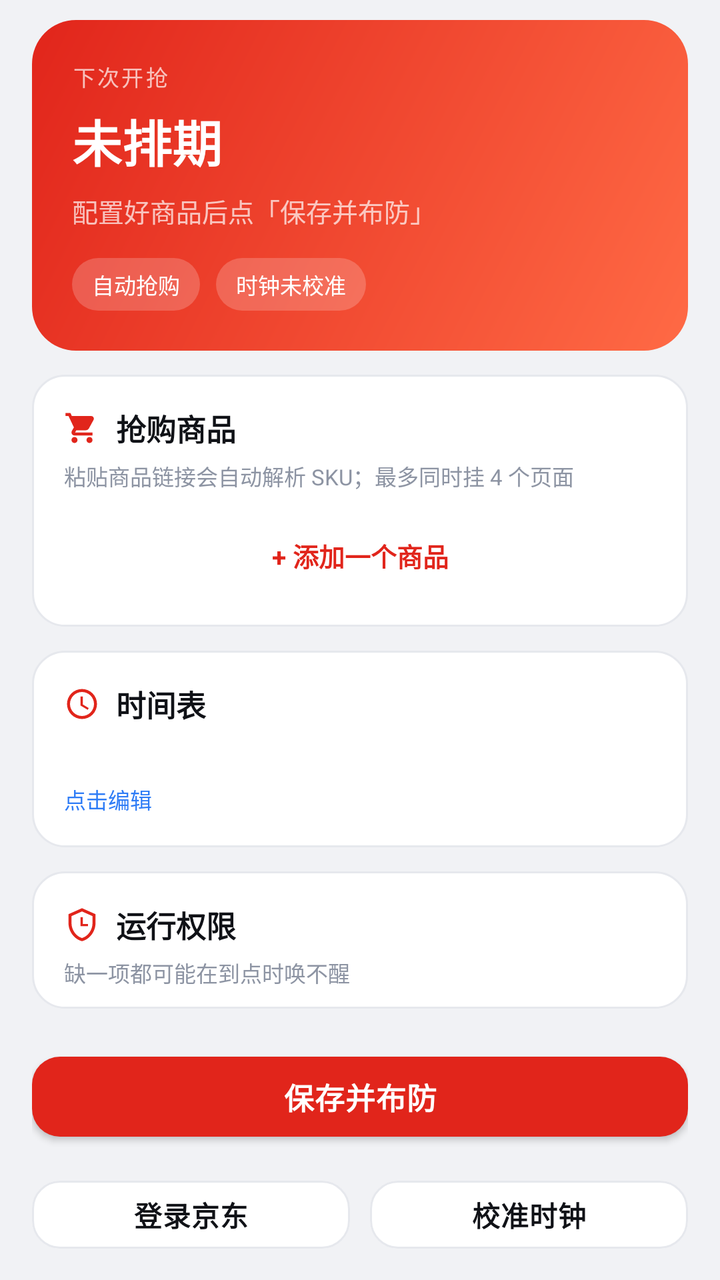
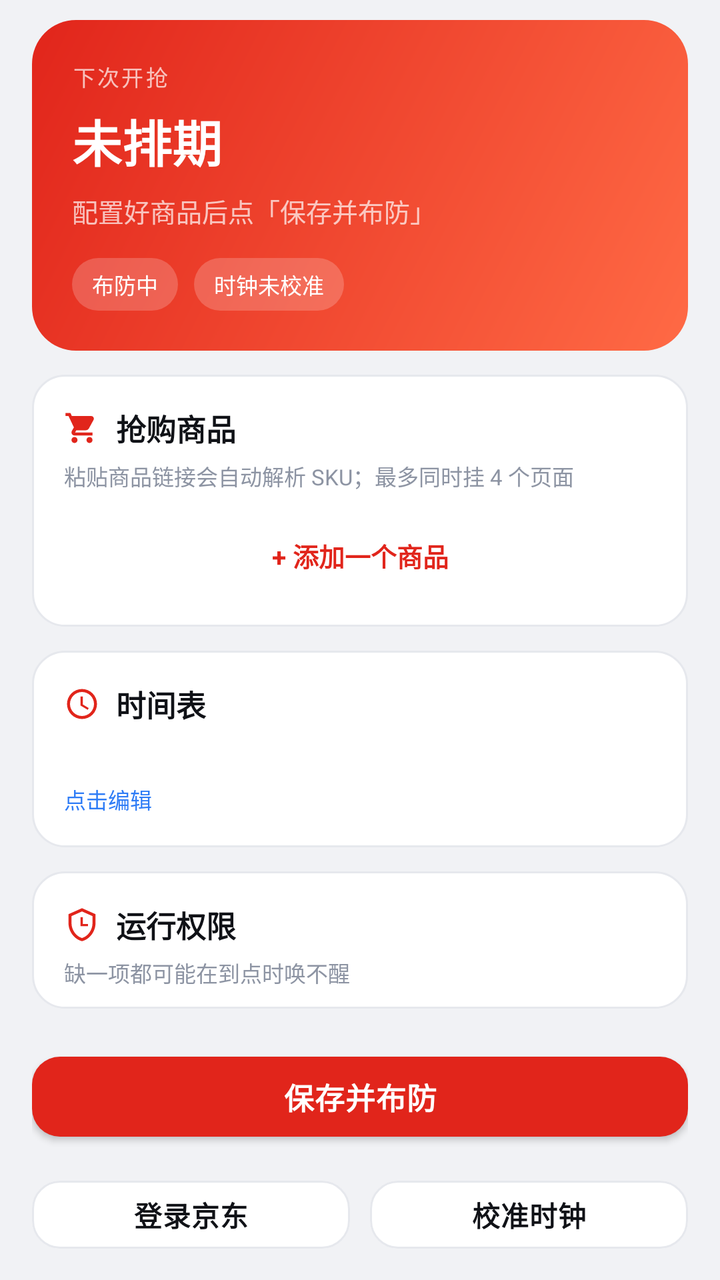

Before-and-after screenshots of an Android layout around one commit, followed by the original layout XML and the change that was made.
<!-- AndroidManifest.xml: application theme Theme.JdSniper -->
<!-- res/layout/activity_main.xml -->
<?xml version="1.0" encoding="utf-8"?>
<ScrollView xmlns:android="http://schemas.android.com/apk/res/android"
    android:layout_width="match_parent"
    android:layout_height="match_parent"
    android:background="@color/bg"
    android:clipToPadding="false"
    android:fillViewport="true"
    android:scrollbars="none">

    <LinearLayout
        android:layout_width="match_parent"
        android:layout_height="wrap_content"
        android:orientation="vertical"
        android:paddingStart="16dp"
        android:paddingTop="10dp"
        android:paddingEnd="16dp"
        android:paddingBottom="28dp">

        
        <LinearLayout
            android:layout_width="match_parent"
            android:layout_height="wrap_content"
            android:background="@drawable/bg_header"
            android:orientation="vertical"
            android:padding="20dp">

            <TextView
                android:layout_width="wrap_content"
                android:layout_height="wrap_content"
                android:letterSpacing="0.1"
                android:text="@string/next_label"
                android:textColor="@color/white_70"
                android:textSize="11sp" />

            <TextView
                android:id="@+id/tvNextTime"
                android:layout_width="match_parent"
                android:layout_height="wrap_content"
                android:layout_marginTop="6dp"
                android:includeFontPadding="false"
                android:text="@string/next_event_none"
                android:textColor="#FFFFFF"
                android:textSize="25sp"
                android:textStyle="bold" />

            <TextView
                android:id="@+id/tvCountdown"
                android:layout_width="match_parent"
                android:layout_height="wrap_content"
                android:layout_marginTop="7dp"
                android:text="@string/next_empty_hint"
                android:textColor="@color/white_70"
                android:textSize="13sp" />

            <LinearLayout
                android:layout_width="match_parent"
                android:layout_height="wrap_content"
                android:layout_marginTop="14dp"
                android:orientation="horizontal">

                <TextView
                    android:id="@+id/tvModePill"
                    android:layout_width="wrap_content"
                    android:layout_height="wrap_content"
                    android:background="@drawable/bg_pill_white"
                    android:paddingStart="10dp"
                    android:paddingTop="5dp"
                    android:paddingEnd="10dp"
                    android:paddingBottom="5dp"
                    android:text="@string/pill_auto"
                    android:textColor="#FFFFFF"
                    android:textSize="11sp" />

                <TextView
                    android:id="@+id/tvClockPill"
                    android:layout_width="wrap_content"
                    android:layout_height="wrap_content"
                    android:layout_marginStart="8dp"
                    android:background="@drawable/bg_pill_white"
                    android:paddingStart="10dp"
                    android:paddingTop="5dp"
                    android:paddingEnd="10dp"
                    android:paddingBottom="5dp"
                    android:text="@string/pill_clock_bad"
                    android:textColor="#FFFFFF"
                    android:textSize="11sp" />
            </LinearLayout>
        </LinearLayout>

        
        <LinearLayout
            android:layout_width="match_parent"
            android:layout_height="wrap_content"
            android:layout_marginTop="12dp"
            android:background="@drawable/bg_card"
            android:orientation="vertical"
            android:padding="16dp">

            <LinearLayout
                android:layout_width="match_parent"
                android:layout_height="wrap_content"
                android:gravity="center_vertical"
                android:orientation="horizontal">

                <ImageView
                    android:layout_width="18dp"
                    android:layout_height="18dp"
                    android:contentDescription="@string/item_title"
                    android:src="@drawable/ic_cart"
                    android:tint="@color/brand_red" />

                <TextView
                    style="@style/Text.SectionTitle"
                    android:layout_width="0dp"
                    android:layout_height="wrap_content"
                    android:layout_marginStart="8dp"
                    android:layout_weight="1"
                    android:text="@string/item_title" />

                <TextView
                    android:id="@+id/tvItemCount"
                    style="@style/Text.Caption"
                    android:layout_width="wrap_content"
                    android:layout_height="wrap_content" />
            </LinearLayout>

            <TextView
                style="@style/Text.Caption"
                android:layout_width="match_parent"
                android:layout_height="wrap_content"
                android:layout_marginTop="5dp"
                android:text="@string/item_hint" />

            <LinearLayout
                android:id="@+id/itemBox"
                android:layout_width="match_parent"
                android:layout_height="wrap_content"
                android:layout_marginTop="2dp"
                android:orientation="vertical" />

            <TextView
                android:id="@+id/tvAddItem"
                android:layout_width="match_parent"
                android:layout_height="wrap_content"
                android:layout_marginTop="10dp"
                android:background="?attr/selectableItemBackground"
                android:gravity="center"
                android:paddingTop="10dp"
                android:paddingBottom="10dp"
                android:text="@string/item_add"
                android:textColor="@color/brand_red"
                android:textSize="13sp"
                android:textStyle="bold" />
        </LinearLayout>

        
        <LinearLayout
            android:id="@+id/cardSchedule"
            android:layout_width="match_parent"
            android:layout_height="wrap_content"
            android:layout_marginTop="12dp"
            android:background="@drawable/bg_card"
            android:clickable="true"
            android:focusable="true"
            android:foreground="?attr/selectableItemBackground"
            android:orientation="vertical"
            android:padding="16dp">

            <LinearLayout
                android:layout_width="match_parent"
                android:layout_height="wrap_content"
                android:gravity="center_vertical"
                android:orientation="horizontal">

                <ImageView
                    android:layout_width="18dp"
                    android:layout_height="18dp"
                    android:contentDescription="@string/schedule_title"
                    android:src="@drawable/ic_clock"
                    android:tint="@color/brand_red" />

                <TextView
                    style="@style/Text.SectionTitle"
                    android:layout_width="0dp"
                    android:layout_height="wrap_content"
                    android:layout_marginStart="8dp"
                    android:layout_weight="1"
                    android:text="@string/schedule_title" />

                <TextView
                    android:id="@+id/tvScheduleCount"
                    style="@style/Text.Caption"
                    android:layout_width="wrap_content"
                    android:layout_height="wrap_content" />
            </LinearLayout>

            <TextView
                android:id="@+id/tvSchedulePreview"
                style="@style/Text.Body"
                android:layout_width="match_parent"
                android:layout_height="wrap_content"
                android:layout_marginTop="7dp"
                android:lineSpacingExtra="2dp" />

            <TextView
                android:layout_width="wrap_content"
                android:layout_height="wrap_content"
                android:layout_marginTop="6dp"
                android:text="@string/schedule_edit"
                android:textColor="@color/info_blue"
                android:textSize="11sp" />
        </LinearLayout>

        
        <LinearLayout
            android:layout_width="match_parent"
            android:layout_height="wrap_content"
            android:layout_marginTop="12dp"
            android:background="@drawable/bg_card"
            android:orientation="vertical"
            android:paddingStart="16dp"
            android:paddingTop="16dp"
            android:paddingEnd="16dp"
            android:paddingBottom="8dp">

            <LinearLayout
                android:layout_width="match_parent"
                android:layout_height="wrap_content"
                android:gravity="center_vertical"
                android:orientation="horizontal">

                <ImageView
                    android:layout_width="18dp"
                    android:layout_height="18dp"
                    android:contentDescription="@string/perm_title"
                    android:src="@drawable/ic_shield"
                    android:tint="@color/brand_red" />

                <TextView
                    style="@style/Text.SectionTitle"
                    android:layout_width="0dp"
                    android:layout_height="wrap_content"
                    android:layout_marginStart="8dp"
                    android:layout_weight="1"
                    android:text="@string/perm_title" />

                <TextView
                    android:id="@+id/tvPermCount"
                    style="@style/Text.Caption"
                    android:layout_width="wrap_content"
                    android:layout_height="wrap_content" />
            </LinearLayout>

            <TextView
                style="@style/Text.Caption"
                android:layout_width="match_parent"
                android:layout_height="wrap_content"
                android:layout_marginTop="5dp"
                android:text="@string/perm_hint" />

            <LinearLayout
                android:id="@+id/permBox"
                android:layout_width="match_parent"
                android:layout_height="wrap_content"
                android:layout_marginTop="2dp"
                android:orientation="vertical" />
        </LinearLayout>

        <com.google.android.material.button.MaterialButton
            android:id="@+id/btnSave"
            android:layout_width="match_parent"
            android:layout_height="wrap_content"
            android:layout_marginTop="18dp"
            android:text="@string/btn_save" />

        <LinearLayout
            android:layout_width="match_parent"
            android:layout_height="wrap_content"
            android:layout_marginTop="10dp"
            android:orientation="horizontal">

            <com.google.android.material.button.MaterialButton
                android:id="@+id/btnLogin"
                style="@style/Widget.JdSniper.Button.Outlined"
                android:layout_width="0dp"
                android:layout_height="wrap_content"
                android:layout_weight="1"
                android:text="@string/btn_login" />

            <com.google.android.material.button.MaterialButton
                android:id="@+id/btnSync"
                style="@style/Widget.JdSniper.Button.Outlined"
                android:layout_width="0dp"
                android:layout_height="wrap_content"
                android:layout_marginStart="10dp"
                android:layout_weight="1"
                android:text="@string/btn_sync" />
        </LinearLayout>

        <LinearLayout
            android:layout_width="match_parent"
            android:layout_height="wrap_content"
            android:layout_marginTop="6dp"
            android:orientation="horizontal">

            <com.google.android.material.button.MaterialButton
                android:id="@+id/btnPrewarm"
                style="@style/Widget.JdSniper.Button.Text"
                android:layout_width="0dp"
                android:layout_height="wrap_content"
                android:layout_weight="1"
                android:text="@string/btn_prewarm" />

            <com.google.android.material.button.MaterialButton
                android:id="@+id/btnLog"
                style="@style/Widget.JdSniper.Button.Text"
                android:layout_width="0dp"
                android:layout_height="wrap_content"
                android:layout_weight="1"
                android:text="@string/btn_log" />

            <com.google.android.material.button.MaterialButton
                android:id="@+id/btnGuide"
                style="@style/Widget.JdSniper.Button.Text"
                android:layout_width="0dp"
                android:layout_height="wrap_content"
                android:layout_weight="1"
                android:text="@string/btn_guide" />
        </LinearLayout>

        <TextView
            style="@style/Text.Caption"
            android:layout_width="match_parent"
            android:layout_height="wrap_content"
            android:layout_marginTop="18dp"
            android:lineSpacingExtra="3dp"
            android:text="@string/hint_footer" />
    </LinearLayout>
</ScrollView>
<!-- resources referenced by this layout -->
<resources>
  <color name="bg">#F1F2F5</color>
  <color name="brand_red">#E1251B</color>
  <color name="info_blue">#2E7CF6</color>
  <color name="white_70">#B3FFFFFF</color>
  <!-- drawable bg_card (drawable) -->
  <?xml version="1.0" encoding="utf-8"?>
  <shape xmlns:android="http://schemas.android.com/apk/res/android"
      android:shape="rectangle">
      <solid android:color="@color/surface" />
      <corners android:radius="16dp" />
      <stroke
          android:width="1dp"
          android:color="@color/stroke" />
  </shape>
  <!-- drawable bg_header (drawable) -->
  <?xml version="1.0" encoding="utf-8"?>
  <shape xmlns:android="http://schemas.android.com/apk/res/android"
      android:shape="rectangle">
      <gradient
          android:angle="315"
          android:endColor="#FF6A45"
          android:startColor="#E1251B"
          android:type="linear" />
      <corners android:radius="22dp" />
  </shape>
  <!-- drawable bg_pill_white (drawable) -->
  <?xml version="1.0" encoding="utf-8"?>
  <shape xmlns:android="http://schemas.android.com/apk/res/android"
      android:shape="rectangle">
      <solid android:color="@color/white_20" />
      <corners android:radius="100dp" />
  </shape>
  <string name="btn_guide">使用指南</string>
  <string name="btn_log">执行日志</string>
  <string name="btn_login">登录京东</string>
  <string name="btn_prewarm">打开抢购台</string>
  <string name="btn_save">保存并布防</string>
  <string name="btn_sync">校准时钟</string>
  <string name="hint_footer">时间表固定在 Asia/Shanghai：周四 20:00 预约+提前抢，周五 10:00 / 16:00 / 20:00 / 22:00 抢购。改时间编辑 config/app-config.json。</string>
  <string name="item_add">+ 添加一个商品</string>
  <string name="item_hint">粘贴商品链接会自动解析 SKU；最多同时挂 4 个页面</string>
  <string name="item_title">抢购商品</string>
  <string name="next_empty_hint">配置好商品后点「保存并布防」</string>
  <string name="next_event_none">未排期</string>
  <string name="next_label">下次开抢</string>
  <string name="perm_hint">缺一项都可能在到点时唤不醒</string>
  <string name="perm_title">运行权限</string>
  <string name="pill_auto">自动抢购</string>
  <string name="pill_clock_bad">时钟未校准</string>
  <string name="schedule_edit">点击编辑</string>
  <string name="schedule_title">时间表</string>
  <style name="Text.Body" parent="">
          <item name="android:textSize">13sp</item>
          <item name="android:textColor">@color/text_secondary</item>
          <item name="android:includeFontPadding">false</item>
      </style>
  <style name="Text.Caption" parent="">
          <item name="android:textSize">11sp</item>
          <item name="android:textColor">@color/text_tertiary</item>
          <item name="android:includeFontPadding">false</item>
      </style>
  <style name="Text.SectionTitle" parent="">
          <item name="android:textSize">15sp</item>
          <item name="android:textStyle">bold</item>
          <item name="android:textColor">@color/text_primary</item>
          <item name="android:includeFontPadding">false</item>
      </style>
  <style name="Widget.JdSniper.Button.Text" parent="Widget.MaterialComponents.Button.TextButton">
          <item name="cornerRadius">12dp</item>
          <item name="android:textSize">13sp</item>
          <item name="android:minHeight">42dp</item>
          <item name="android:textColor">@color/text_secondary</item>
      </style>
  <color name="surface">#FFFFFF</color>
  <color name="stroke">#E6E8ED</color>
  <color name="white_20">#33FFFFFF</color>
  <color name="text_secondary">#5A6172</color>
  <color name="text_tertiary">#8D94A3</color>
  <color name="text_primary">#101217</color>
  <color name="brand_red_dark">#B01A12</color>
  <color name="ok_green">#0BA36B</color>
  <color name="surface_alt">#FAFBFC</color>
  <!-- unchanged entries left out for length: 6 -->
</resources>

<!-- the commit's change to res/layout/activity_main.xml (unified diff, before → after) -->
@@ -63,11 +63,14 @@
                     android:layout_width="wrap_content"
                     android:layout_height="wrap_content"
                     android:background="@drawable/bg_pill_white"
+                    android:clickable="true"
+                    android:focusable="true"
+                    android:foreground="?attr/selectableItemBackground"
                     android:paddingStart="10dp"
                     android:paddingTop="5dp"
                     android:paddingEnd="10dp"
                     android:paddingBottom="5dp"
-                    android:text="@string/pill_auto"
+                    android:text="@string/pill_armed"
                     android:textColor="#FFFFFF"
                     android:textSize="11sp" />
 
<!-- resource entries referenced after the edit -->
@@ -47,7 +47,7 @@
   <string name="next_label">下次开抢</string>
   <string name="perm_hint">缺一项都可能在到点时唤不醒</string>
   <string name="perm_title">运行权限</string>
-  <string name="pill_auto">自动抢购</string>
+  <string name="pill_armed">布防中</string>
   <string name="pill_clock_bad">时钟未校准</string>
   <string name="schedule_edit">点击编辑</string>
   <string name="schedule_title">时间表</string>
